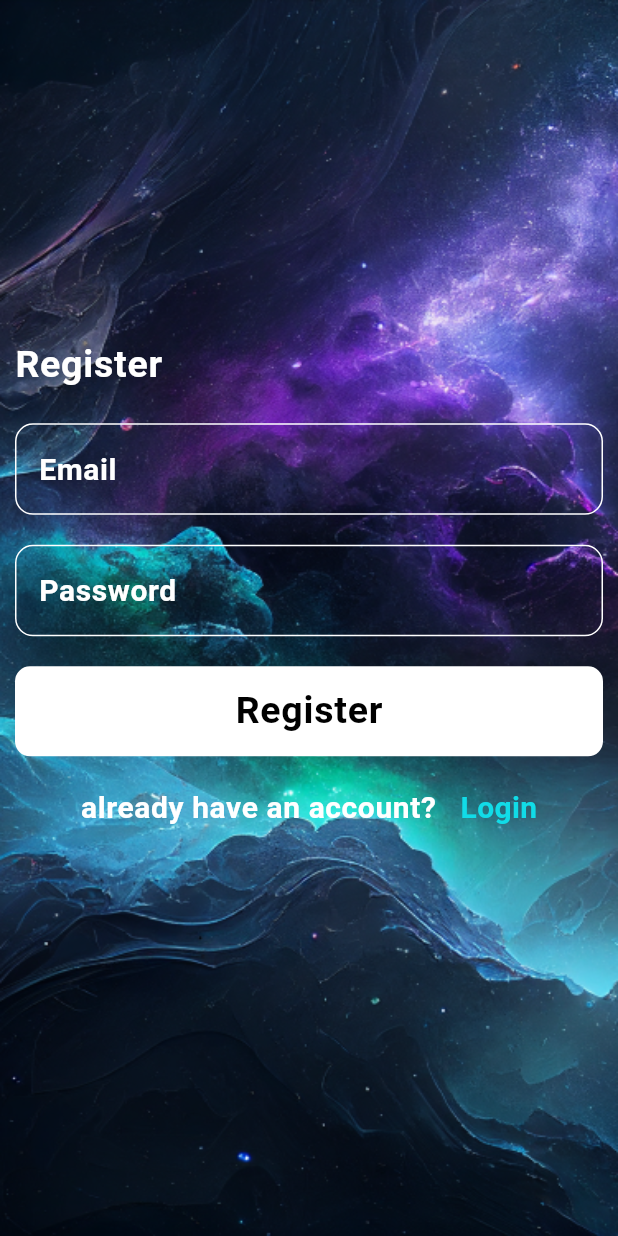
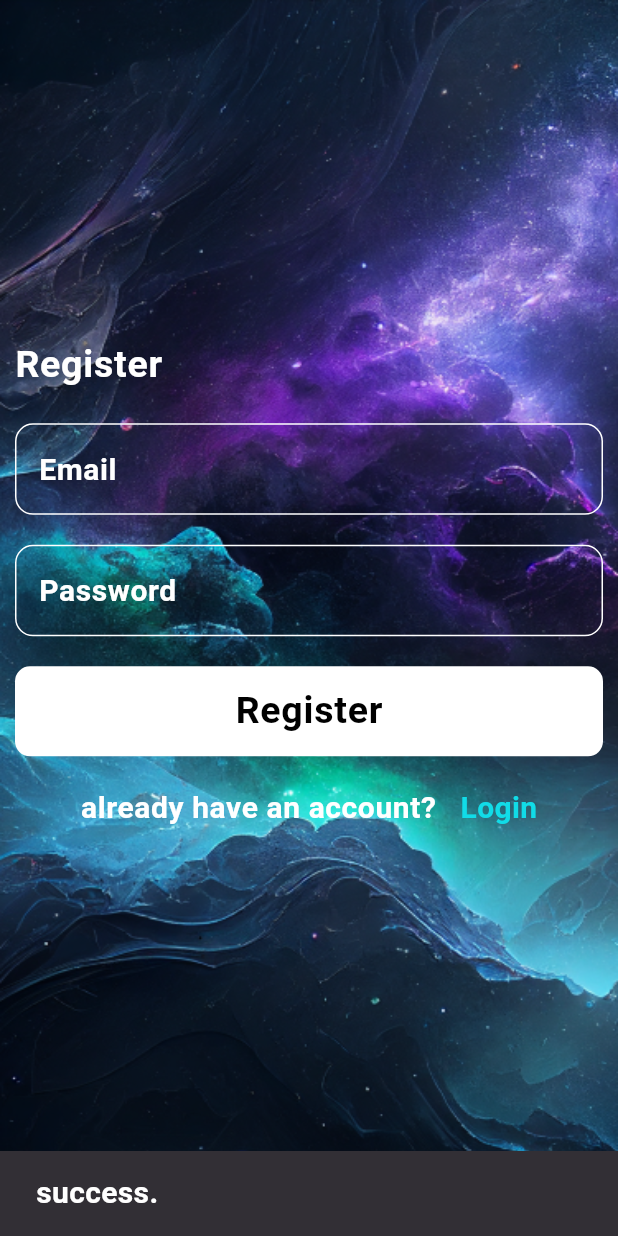
Before and after one commit to mohamedmousa2003/chat, a Flutter app: the RegisterScreen screen opened by its route, after a tap on "Register", on a phone screen of 412 x 824 dp. Run offline on Flutter 3.47's test engine with Material 3 defaults, Android fonts, the phone set to English and light mode, and no system bars; our stand-ins replace firebase_auth, firebase_core; accounts and stored records are empty; network calls fail.

Commit message:
add register in firebase

```diff
--- a/lib/pages/register/register_screen.dart
+++ b/lib/pages/register/register_screen.dart
@@ -1,3 +1,4 @@
+import 'package:firebase_auth/firebase_auth.dart';
 import 'package:flutter/material.dart';
 
 import '../../Shared/component/constants.dart';
@@ -7,13 +8,15 @@ import '../login/widget/custom_buttom.dart';
 class RegisterScreen extends StatelessWidget {
   static String routeName = "register";
 
-  const RegisterScreen({super.key});
+  RegisterScreen({super.key});
+
+  var loginController = TextEditingController();
+  var passController = TextEditingController();
 
   @override
   Widget build(BuildContext context) {
     var theme = Theme.of(context);
-    var loginController = TextEditingController();
-    var passController = TextEditingController();
+
     var mediaQuery = MediaQuery.of(context).size;
     return Container(
       decoration: const BoxDecoration(
@@ -41,7 +44,19 @@ class RegisterScreen extends StatelessWidget {
             ),
             const SizedBox(height: 20),
             CustomButton(
-              onTap: () {},
+              onTap: () async {
+                try {
+                  await registerUser();
+                } on FirebaseAuthException catch (e) {
+                  if (e.code == 'weak-password') {
+                    showSnaack(context, "The password provided is too weak.");
+                  } else if (e.code == 'email-already-in-use') {
+                    showSnaack(
+                        context, "The account already exists for that email.");
+                  }
+                }
+                showSnaack(context, "success.");
+              },
               title: register,
             ),
             const SizedBox(height: 20),
@@ -67,4 +82,20 @@ class RegisterScreen extends StatelessWidget {
       ),
     );
   }
+
+  void showSnaack(BuildContext context, String massage) {
+    ScaffoldMessenger.of(context).showSnackBar(SnackBar(
+        content: Text(
+      massage,
+      style: TextStyle(color: Colors.white),
+    )));
+  }
+
+  Future<void> registerUser() async {
+    final credential =
+        await FirebaseAuth.instance.createUserWithEmailAndPassword(
+      email: loginController.text,
+      password: passController.text,
+    );
+  }
 }
--- a/pubspec.yaml
+++ b/pubspec.yaml
@@ -36,6 +36,8 @@ dependencies:
   # Use with the CupertinoIcons class for iOS style icons.
   cupertino_icons: ^1.0.6
   firebase_core: ^2.31.0
+  firebase_auth: ^4.19.6
+  meta: ^1.14.0
 
 dev_dependencies:
   flutter_test:
@@ -46,7 +48,7 @@ dev_dependencies:
   # activated in the `analysis_options.yaml` file located at the root of your
   # package. See that file for information about deactivating specific lint
   # rules and activating additional ones.
-  flutter_lints: ^3.0.0
+  flutter_lints: ^4.0.0
 
 # For information on the generic Dart part of this file, see the
 # following page: https://dart.dev/tools/pub/pubspec
```
Also changed, not shown: pubspec.lock.
